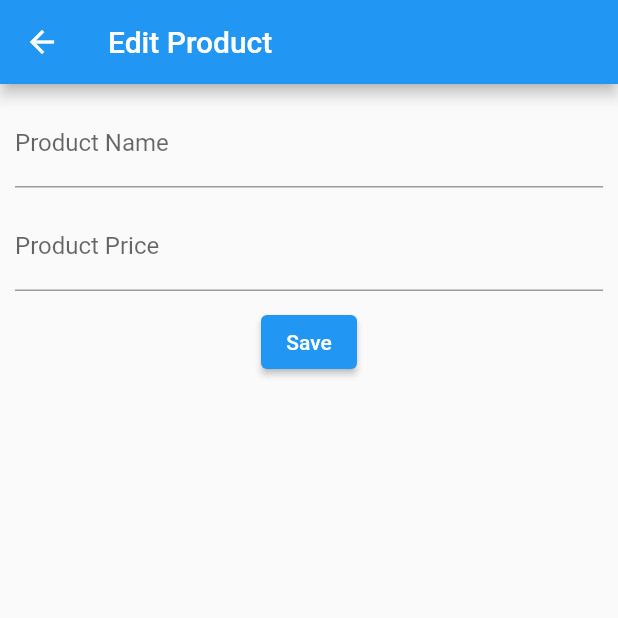
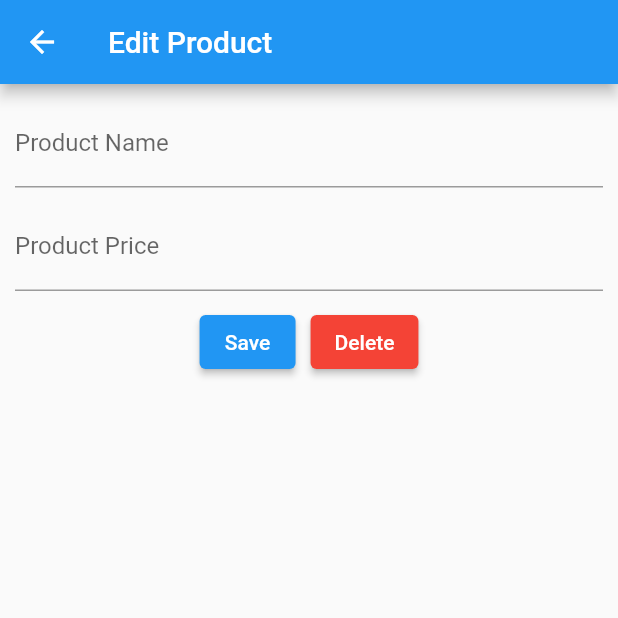
Before and after one commit to Myat-Min-Paing/flutter-crud, a Flutter app: the EditProduct screen opened directly, after a tap on "Save", on a phone screen of 412 x 824 dp, the top half of it. Run offline on Flutter 3.47's test engine with Material 2 defaults, Android fonts, the phone set to English and light mode, and no system bars; our stand-ins replace cloud_firestore, firebase_core; accounts and stored records are empty.

Commit message:
CRUD with firestore

```diff
--- a/lib/providers/product_providers.dart
+++ b/lib/providers/product_providers.dart
@@ -7,6 +7,7 @@ class ProductProvider with ChangeNotifier {
   final FireStoreServices _firestoreServices = FireStoreServices();
   late String _name;
   late double _price;
+  String? _id;
   var uuid = Uuid();
 
   String get name => _name;
@@ -23,12 +24,33 @@ class ProductProvider with ChangeNotifier {
     notifyListeners();
   }
 
+  loadValues(Product product) {
+    _name = product.name;
+    _price = product.price;
+    _id = product.id;
+  }
+
   saveProduct() async {
-    Product newProduct = Product(
-      id: uuid.v4(),
-      name: _name,
-      price: _price,
-    );
-    await _firestoreServices.saveProduct(newProduct);
+    if (_id == null) {
+      await _firestoreServices.saveProduct(
+        Product(
+          id: uuid.v4(),
+          name: _name,
+          price: _price,
+        ),
+      );
+    } else {
+      await _firestoreServices.saveProduct(
+        Product(
+          id: _id.toString(),
+          name: _name,
+          price: _price,
+        ),
+      );
+    }
+  }
+
+  deleteProduct() async {
+    await _firestoreServices.deleteProduct(_id!);
   }
 }
--- a/lib/screens/edit_product.dart
+++ b/lib/screens/edit_product.dart
@@ -1,9 +1,33 @@
 import 'package:crud_demo/providers/product_providers.dart';
 import 'package:flutter/material.dart';
 import 'package:provider/provider.dart';
+import 'package:crud_demo/models/product_model.dart';
 
-class EditProduct extends StatelessWidget {
-  const EditProduct({super.key});
+class EditProduct extends StatefulWidget {
+  final Product? product;
+  EditProduct({this.product});
+
+  @override
+  State<EditProduct> createState() => _EditProductState();
+}
+
+class _EditProductState extends State<EditProduct> {
+  final nameController = TextEditingController();
+
+  final priceController = TextEditingController();
+
+  @override
+  void initState() {
+    final productProvider =
+        Provider.of<ProductProvider>(context, listen: false);
+    if (widget.product != null) {
+      nameController.text = widget.product!.name;
+      priceController.text = widget.product!.price.toStringAsFixed(2);
+      productProvider.loadValues(widget.product!);
+    }
+
+    super.initState();
+  }
 
   @override
   Widget build(BuildContext context) {
@@ -17,6 +41,7 @@ class EditProduct extends StatelessWidget {
         child: Column(
           children: [
             TextField(
+              controller: nameController,
               decoration: const InputDecoration(
                   labelText: 'Product Name',
                   floatingLabelAlignment: FloatingLabelAlignment.center),
@@ -28,6 +53,7 @@ class EditProduct extends StatelessWidget {
               height: 10.0,
             ),
             TextField(
+              controller: priceController,
               keyboardType: TextInputType.number,
               decoration: const InputDecoration(
                 labelText: 'Product Price',
@@ -40,12 +66,29 @@ class EditProduct extends StatelessWidget {
             SizedBox(
               height: 10.0,
             ),
-            ElevatedButton(
-                onPressed: () async {
-                  await productProvider.saveProduct();
-                  Navigator.of(context).pop();
-                },
-                child: Text('Save')),
+            Row(
+              mainAxisAlignment: MainAxisAlignment.center,
+              children: [
+                ElevatedButton(
+                  onPressed: () async {
+                    await productProvider.saveProduct();
+                    Navigator.of(context).pop();
+                  },
+                  child: Text('Save'),
+                ),
+                SizedBox(
+                  width: 10.0,
+                ),
+                ElevatedButton(
+                  style: ElevatedButton.styleFrom(backgroundColor: Colors.red),
+                  onPressed: () {
+                    productProvider.deleteProduct();
+                    Navigator.of(context).pop();
+                  },
+                  child: Text('Delete'),
+                ),
+              ],
+            ),
           ],
         ),
       ),
--- a/lib/screens/products_screen.dart
+++ b/lib/screens/products_screen.dart
@@ -17,8 +17,8 @@ class Products extends StatelessWidget {
           IconButton(
             icon: const Icon(Icons.add),
             onPressed: () {
-              Navigator.of(context).push(
-                  MaterialPageRoute(builder: (context) => const EditProduct()));
+              Navigator.of(context)
+                  .push(MaterialPageRoute(builder: (context) => EditProduct()));
             },
           )
         ],
--- a/lib/services/firestore_services.dart
+++ b/lib/services/firestore_services.dart
@@ -11,4 +11,8 @@ class FireStoreServices {
   Stream<QuerySnapshot> getProducts() {
     return _db.collection('products').snapshots();
   }
+
+  Future deleteProduct(String id) async {
+    await _db.collection('products').doc(id).delete();
+  }
 }
```
Also changed, not shown: lib/widgets/product_bubble.dart (+13 -1 lines), 2 other files.
